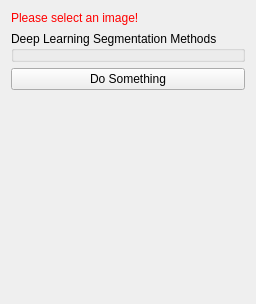
The window that Plugins/org.mitk.gui.qt.deeplearningsegmentation/src/internal/DeepLearningSegmentationViewControls.ui (jinlei59/MITK) describes before a commit, drawn with Qt 5.
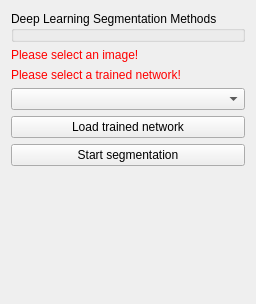
The same window after the commit. Custom widgets are drawn as their Qt base class.

Patch:
```diff
--- a/Plugins/org.mitk.gui.qt.deeplearningsegmentation/src/internal/DeepLearningSegmentationViewControls.ui
+++ b/Plugins/org.mitk.gui.qt.deeplearningsegmentation/src/internal/DeepLearningSegmentationViewControls.ui
@@ -20,16 +20,6 @@
    <string>QmitkTemplate</string>
   </property>
   <layout class="QVBoxLayout" name="verticalLayout">
-   <item>
-    <widget class="QLabel" name="labelWarning">
-     <property name="styleSheet">
-      <string notr="true">QLabel { color: rgb(255, 0, 0) }</string>
-     </property>
-     <property name="text">
-      <string>Please select an image!</string>
-     </property>
-    </widget>
-   </item>
    <item>
     <widget class="QGroupBox" name="m_SegmentationMethods">
      <property name="title">
@@ -37,13 +27,43 @@
      </property>
     </widget>
    </item>
+   <item>
+    <widget class="QLabel" name="labelImageWarning">
+     <property name="styleSheet">
+      <string notr="true">QLabel { color: rgb(255, 0, 0) }</string>
+     </property>
+     <property name="text">
+      <string>Please select an image!</string>
+     </property>
+    </widget>
+   </item>
+   <item>
+    <widget class="QLabel" name="labelWarning_2">
+     <property name="styleSheet">
+      <string notr="true">QLabel { color: rgb(255, 0, 0) }</string>
+     </property>
+     <property name="text">
+      <string>Please select a trained network!</string>
+     </property>
+    </widget>
+   </item>
+   <item>
+    <widget class="QmitkDataStorageComboBoxWithSelectNone" name="m_ImageSelector"/>
+   </item>
+   <item>
+    <widget class="QPushButton" name="buttonLoadTrainedNetwork">
+     <property name="text">
+      <string>Load trained network</string>
+     </property>
+    </widget>
+   </item>
    <item>
     <widget class="QPushButton" name="buttonPerformImageProcessing">
      <property name="toolTip">
       <string>Do image processing</string>
      </property>
      <property name="text">
-      <string>Do Something</string>
+      <string>Start segmentation</string>
      </property>
     </widget>
    </item>
@@ -66,6 +86,13 @@
   </layout>
  </widget>
  <layoutdefault spacing="6" margin="11"/>
+ <customwidgets>
+  <customwidget>
+   <class>QmitkDataStorageComboBoxWithSelectNone</class>
+   <extends>QComboBox</extends>
+   <header location="global">QmitkDataStorageComboBoxWithSelectNone.h</header>
+  </customwidget>
+ </customwidgets>
  <resources/>
  <connections/>
 </ui>
```
